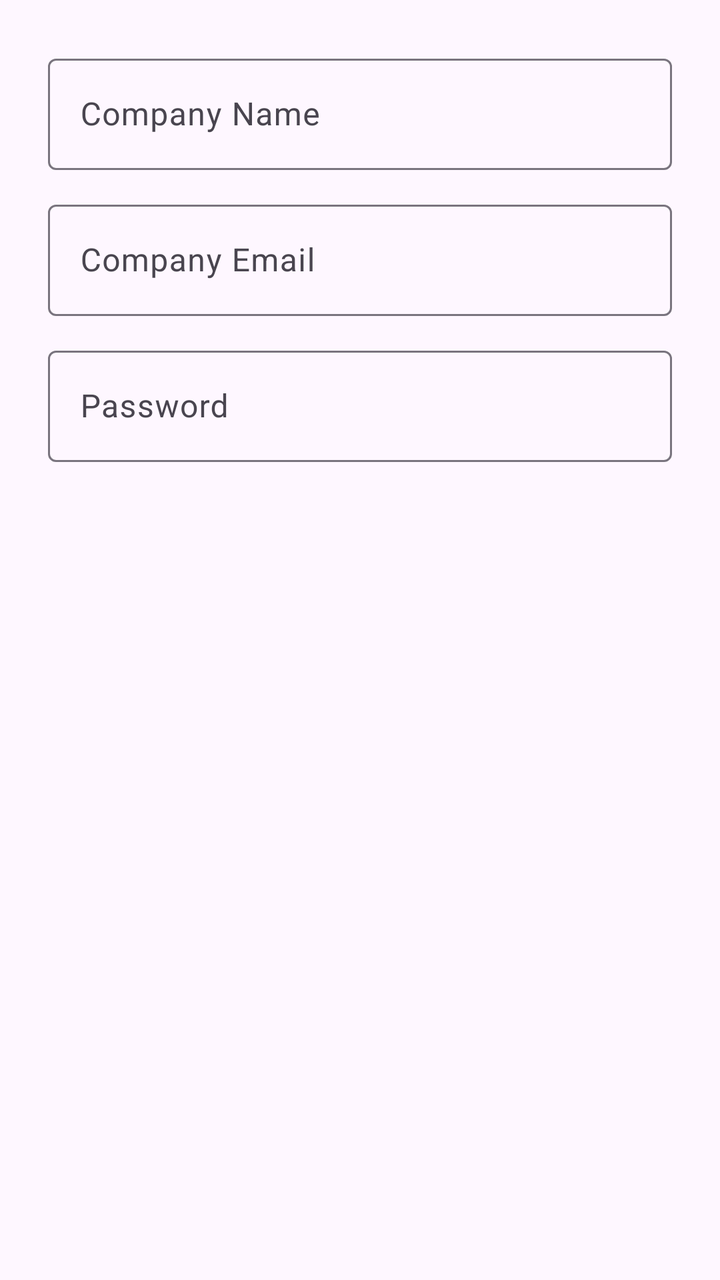
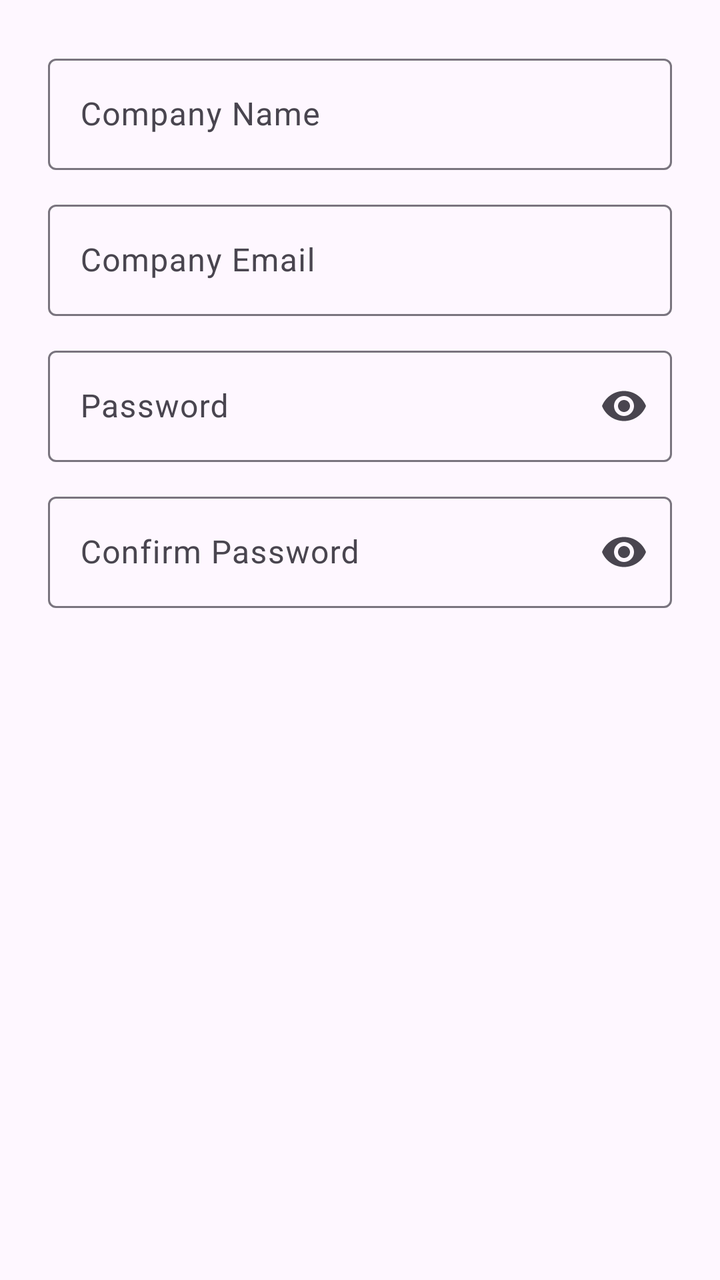

Screens rendered from an Android XML layout before and after an edit, with the pre-edit source and the edit as a unified diff.
<!-- AndroidManifest.xml: application theme Theme.CodeBridge -->
<!-- res/layout/dialog_register_company.xml -->
<?xml version="1.0" encoding="utf-8"?>
<LinearLayout xmlns:android="http://schemas.android.com/apk/res/android"
    android:layout_width="match_parent"
    android:layout_height="wrap_content"
    android:orientation="vertical"
    android:padding="24dp">

    <com.google.android.material.textfield.TextInputLayout
        android:layout_width="match_parent"
        android:layout_height="wrap_content"
        android:layout_marginBottom="12dp"
        android:hint="Company Name">
        <com.google.android.material.textfield.TextInputEditText
            android:id="@+id/etRegCompanyName"
            android:layout_width="match_parent"
            android:layout_height="wrap_content"
            android:inputType="text" />
    </com.google.android.material.textfield.TextInputLayout>

    <com.google.android.material.textfield.TextInputLayout
        android:layout_width="match_parent"
        android:layout_height="wrap_content"
        android:layout_marginBottom="12dp"
        android:hint="Company Email">
        <com.google.android.material.textfield.TextInputEditText
            android:id="@+id/etRegEmail"
            android:layout_width="match_parent"
            android:layout_height="wrap_content"
            android:inputType="textEmailAddress" />
    </com.google.android.material.textfield.TextInputLayout>

    <com.google.android.material.textfield.TextInputLayout
        android:layout_width="match_parent"
        android:layout_height="wrap_content"
        android:hint="Password">
        <com.google.android.material.textfield.TextInputEditText
            android:id="@+id/etRegPassword"
            android:layout_width="match_parent"
            android:layout_height="wrap_content"
            android:inputType="textPassword" />
    </com.google.android.material.textfield.TextInputLayout>

</LinearLayout>
<!-- resources referenced by this layout -->
<resources>
  <style name="Theme.CodeBridge" parent="Theme.Material3.Light.NoActionBar">
          <item name="colorPrimary">@color/cb_green</item>
          <item name="colorOnPrimary">@color/cb_ink</item>
          <item name="android:statusBarColor">@color/cb_bg</item>
          <item name="android:navigationBarColor">@color/cb_bg</item>
          <item name="android:windowLightStatusBar">true</item>
      </style>
  <color name="cb_green">#6EC20F</color>
  <color name="cb_ink">#121212</color>
  <color name="cb_bg">#FFFFFF</color>
</resources>

<!-- the commit's change to res/layout/dialog_register_company.xml (unified diff, before → after) -->
@@ -32,7 +32,10 @@
     <com.google.android.material.textfield.TextInputLayout
         android:layout_width="match_parent"
         android:layout_height="wrap_content"
-        android:hint="Password">
+        android:layout_marginBottom="12dp"
+        android:hint="Password"
+        app:endIconMode="password_toggle"
+        xmlns:app="http://schemas.android.com/apk/res-auto">
         <com.google.android.material.textfield.TextInputEditText
             android:id="@+id/etRegPassword"
             android:layout_width="match_parent"
@@ -40,4 +43,17 @@
             android:inputType="textPassword" />
     </com.google.android.material.textfield.TextInputLayout>
 
+    <com.google.android.material.textfield.TextInputLayout
+        android:layout_width="match_parent"
+        android:layout_height="wrap_content"
+        android:hint="Confirm Password"
+        app:endIconMode="password_toggle"
+        xmlns:app="http://schemas.android.com/apk/res-auto">
+        <com.google.android.material.textfield.TextInputEditText
+            android:id="@+id/etRegConfirmPassword"
+            android:layout_width="match_parent"
+            android:layout_height="wrap_content"
+            android:inputType="textPassword" />
+    </com.google.android.material.textfield.TextInputLayout>
+
 </LinearLayout>
